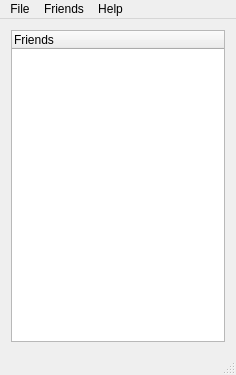
The window that acclient/trunk/ui/mainwindow.ui (mbpolan/alert-chat) describes before a commit, drawn with Qt 5.
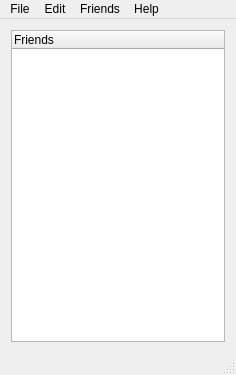
The same window after the commit.

Commit message: - Implemented basic text message chatting between users - Connected more tree view actions to enable chatting - Started work on a new Preferences dialog - Fixed bug where certain menu actions weren't toggled correctly - Non passive server messages are assumed to be critical

Patch:
```diff
--- a/acclient/trunk/ui/mainwindow.ui
+++ b/acclient/trunk/ui/mainwindow.ui
@@ -56,7 +56,14 @@
     </property>
     <addaction name="actionAdd_By_Name"/>
    </widget>
+   <widget class="QMenu" name="menuEdit">
+    <property name="title">
+     <string>Edit</string>
+    </property>
+    <addaction name="actionPreferences"/>
+   </widget>
    <addaction name="menuFile"/>
+   <addaction name="menuEdit"/>
    <addaction name="menuFriends"/>
    <addaction name="menuHelp"/>
   </widget>
```
Left out of the diff: 5 changed lines with no effect on the pictures. The commit also changes 7 other files.
